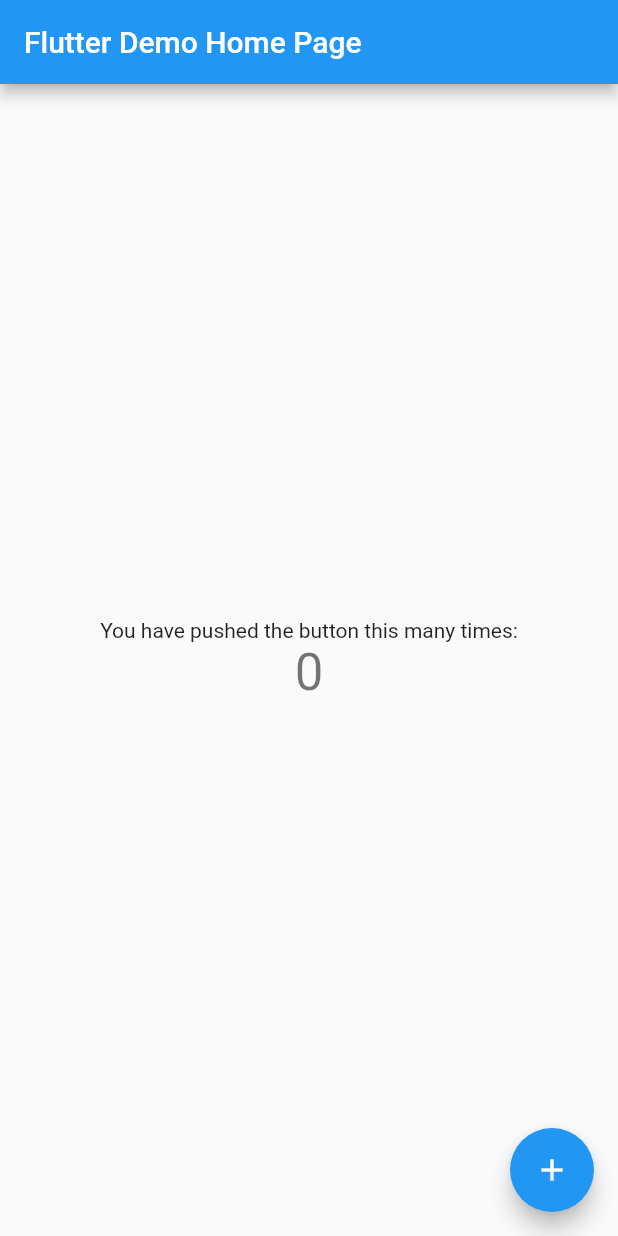
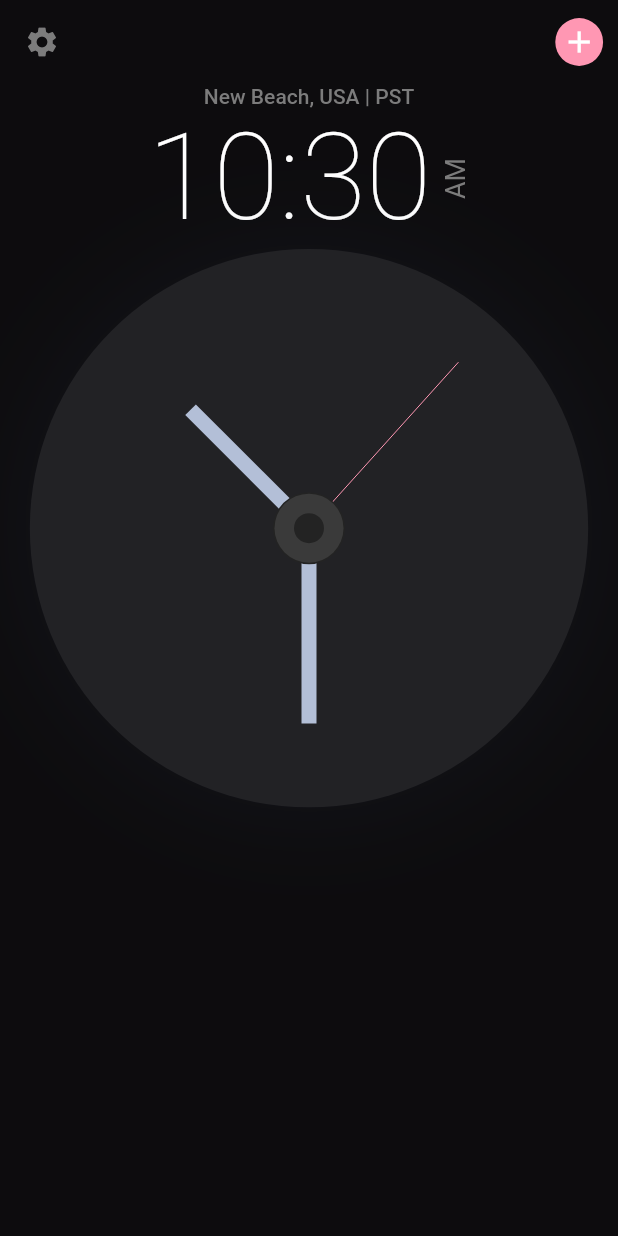
Before and after one commit to web-say/flutter_clock_theme, a Flutter app: the screen it shows after launch, on a phone screen of 412 x 824 dp. Run offline on Flutter 3.47's test engine with Material 2 defaults, Android fonts, the phone set to English and light mode, and no system bars; our stand-ins replace google_fonts.

Commit message:
Update app

```diff
--- a/lib/main.dart
+++ b/lib/main.dart
@@ -1,4 +1,6 @@
 import 'package:flutter/material.dart';
+import 'package:flutter_clock_theme/screens/home_screen.dart';
+import 'package:flutter_clock_theme/theme.dart';
 
 void main() {
   runApp(const MyApp());
@@ -11,105 +13,12 @@ class MyApp extends StatelessWidget {
   @override
   Widget build(BuildContext context) {
     return MaterialApp(
-      title: 'Flutter Demo',
-      theme: ThemeData(
-        // This is the theme of your application.
-        //
-        // Try running your application with "flutter run". You'll see the
-        // application has a blue toolbar. Then, without quitting the app, try
-        // changing the primarySwatch below to Colors.green and then invoke
-        // "hot reload" (press "r" in the console where you ran "flutter run",
-        // or simply save your changes to "hot reload" in a Flutter IDE).
-        // Notice that the counter didn't reset back to zero; the application
-        // is not restarted.
-        primarySwatch: Colors.blue,
-      ),
-      home: const MyHomePage(title: 'Flutter Demo Home Page'),
+      debugShowCheckedModeBanner: false,
+      title: 'Analog Clock',
+      theme: themeData(context),
+      darkTheme: darkThemeData(context),
+      themeMode: ThemeMode.dark,
+      home: HomeScreen(),
     );
   }
 }
-
-class MyHomePage extends StatefulWidget {
-  const MyHomePage({Key? key, required this.title}) : super(key: key);
-
-  // This widget is the home page of your application. It is stateful, meaning
-  // that it has a State object (defined below) that contains fields that affect
-  // how it looks.
-
-  // This class is the configuration for the state. It holds the values (in this
-  // case the title) provided by the parent (in this case the App widget) and
-  // used by the build method of the State. Fields in a Widget subclass are
-  // always marked "final".
-
-  final String title;
-
-  @override
-  State<MyHomePage> createState() => _MyHomePageState();
-}
-
-class _MyHomePageState extends State<MyHomePage> {
-  int _counter = 0;
-
-  void _incrementCounter() {
-    setState(() {
-      // This call to setState tells the Flutter framework that something has
-      // changed in this State, which causes it to rerun the build method below
-      // so that the display can reflect the updated values. If we changed
-      // _counter without calling setState(), then the build method would not be
-      // called again, and so nothing would appear to happen.
-      _counter++;
-    });
-  }
-
-  @override
-  Widget build(BuildContext context) {
-    // This method is rerun every time setState is called, for instance as done
-    // by the _incrementCounter method above.
-    //
-    // The Flutter framework has been optimized to make rerunning build methods
-    // fast, so that you can just rebuild anything that needs updating rather
-    // than having to individually change instances of widgets.
-    return Scaffold(
-      appBar: AppBar(
-        // Here we take the value from the MyHomePage object that was created by
-        // the App.build method, and use it to set our appbar title.
-        title: Text(widget.title),
-      ),
-      body: Center(
-        // Center is a layout widget. It takes a single child and positions it
-        // in the middle of the parent.
-        child: Column(
-          // Column is also a layout widget. It takes a list of children and
-          // arranges them vertically. By default, it sizes itself to fit its
-          // children horizontally, and tries to be as tall as its parent.
-          //
-          // Invoke "debug painting" (press "p" in the console, choose the
-          // "Toggle Debug Paint" action from the Flutter Inspector in Android
-          // Studio, or the "Toggle Debug Paint" command in Visual Studio Code)
-          // to see the wireframe for each widget.
-          //
-          // Column has various properties to control how it sizes itself and
-          // how it positions its children. Here we use mainAxisAlignment to
-          // center the children vertically; the main axis here is the vertical
-          // axis because Columns are vertical (the cross axis would be
-          // horizontal).
-          mainAxisAlignment: MainAxisAlignment.center,
-          children: <Widget>[
-            const Text(
-              'You have pushed the button this many times:',
-            ),
-            Text(
-              '$_counter',
-              style: Theme.of(context).textTheme.headline4,
-            ),
-          ],
-        ),
-      ),
-      floatingActionButton: FloatingActionButton(
-        onPressed: _incrementCounter,
-        tooltip: 'Increment',
-        child: const Icon(Icons.add),
-      ), // This trailing comma makes auto-formatting nicer for build methods.
-    );
-  }
-}
--- /dev/null
+++ b/lib/screens/components/body.dart
@@ -0,0 +1,29 @@
+import 'package:flutter/material.dart';
+import 'package:flutter_clock_theme/constants.dart';
+import 'package:flutter_clock_theme/screens/components/clock.dart';
+import 'package:flutter_clock_theme/screens/components/clock_painter.dart';
+import 'package:flutter_clock_theme/screens/components/time_in_hour_and_minute.dart';
+import 'package:flutter_clock_theme/size_config.dart';
+
+class Body extends StatelessWidget {
+  const Body({Key? key}) : super(key: key);
+
+  // const Body({Key? key}) : super(key: key);
+
+  @override
+  Widget build(BuildContext context) {
+    return SizedBox(
+      width: double.infinity,
+      child: Column(
+        children: [
+          Text(
+            "New Beach, USA | PST",
+            style: Theme.of(context).textTheme.bodyText1,
+          ),
+          TimeInHourAndMinute(),
+          Clock(),
+        ],
+      ),
+    );
+  }
+}
--- /dev/null
+++ b/lib/screens/components/clock.dart
@@ -0,0 +1,69 @@
+import 'dart:async';
+import 'dart:math';
+
+import 'package:flutter/material.dart';
+import 'package:flutter_clock_theme/constants.dart';
+import 'package:flutter_clock_theme/screens/components/clock_painter.dart';
+import 'package:flutter_clock_theme/size_config.dart';
+
+class Clock extends StatefulWidget {
+  Clock({Key? key}) : super(key: key);
+
+  @override
+  _ClockState createState() => _ClockState();
+}
+
+class _ClockState extends State<Clock> {
+  DateTime _dateTime = DateTime.now();
+
+  @override
+  void initState() {
+    super.initState();
+    Timer.periodic(const Duration(seconds: 1), (timer) {
+      setState(() {
+        _dateTime = DateTime.now();
+      });
+    });
+  }
+
+  @override
+  Widget build(BuildContext context) {
+    return Stack(
+      children: [
+        Padding(
+          padding: EdgeInsets.symmetric(
+            horizontal: getProportionateScreenWidth(20),
+          ),
+          child: AspectRatio(
+            aspectRatio: 1,
+            child: Container(
+              decoration: BoxDecoration(
+                color: Theme.of(context).colorScheme.surface,
+                shape: BoxShape.circle,
+                boxShadow: [
+                  BoxShadow(
+                    offset: const Offset(0, 0),
+                    color: kShadowColor.withOpacity(0.14),
+                    blurRadius: 64,
+                  ),
+                ],
+              ),
+              child: Transform.rotate(
+                angle: -pi / 2,
+                child: CustomPaint(
+                  painter: ClockPainter(context, _dateTime),
+                ),
+              ),
+            ),
+          ),
+        ),
+        // Positioned(
+        //   top: 50,
+        //   left: 0,
+        //   right: 0,
+        //   child: SvgPicture.asset(""),
+        // )
+      ],
+    );
+  }
+}
--- /dev/null
+++ b/lib/screens/components/time_in_hour_and_minute.dart
@@ -0,0 +1,48 @@
+import 'dart:async';
+import 'package:flutter/material.dart';
+import 'package:flutter_clock_theme/size_config.dart';
+
+class TimeInHourAndMinute extends StatefulWidget {
+  @override
+  _TimeInHourAndMinuteState createState() => _TimeInHourAndMinuteState();
+}
+
+class _TimeInHourAndMinuteState extends State<TimeInHourAndMinute> {
+  TimeOfDay _timeOfDay = TimeOfDay.now();
+
+  @override
+  void initState() {
+    super.initState();
+    Timer.periodic(Duration(seconds: 1), (timer) {
+      if (_timeOfDay.minute != TimeOfDay.now().minute) {
+        setState(() {
+          _timeOfDay = TimeOfDay.now();
+        });
+      }
+    });
+  }
+
+  @override
+  Widget build(BuildContext context) {
+    String _period = _timeOfDay.period == DayPeriod.am ? "AM" : "PM";
+    return Row(
+      mainAxisAlignment: MainAxisAlignment.center,
+      children: [
+        Text(
+          "${_timeOfDay.hourOfPeriod}:${_timeOfDay.minute}",
+          style: Theme.of(context).textTheme.headline1,
+        ),
+        const SizedBox(
+          width: 5,
+        ),
+        RotatedBox(
+          quarterTurns: 3,
+          child: Text(
+            _period,
+            style: TextStyle(fontSize: getProportionateScreenWidth(18)),
+          ),
+        ),
+      ],
+    );
+  }
+}
--- /dev/null
+++ b/lib/screens/home_screen.dart
@@ -0,0 +1,49 @@
+import 'package:flutter/material.dart';
+import 'package:flutter_clock_theme/screens/components/body.dart';
+import 'package:flutter_clock_theme/size_config.dart';
+
+class HomeScreen extends StatelessWidget {
+  const HomeScreen({Key? key}) : super(key: key);
+
+  @override
+  Widget build(BuildContext context) {
+    SizeConfig().init(context);
+    return Scaffold(
+      appBar: buildAppBar(context),
+      body: Body(),
+    );
+  }
+
+  AppBar buildAppBar(BuildContext context) {
+    return AppBar(
+      leading: IconButton(
+        icon: Icon(
+          Icons.settings,
+          color: Theme.of(context).iconTheme.color,
+        ),
+        onPressed: () {},
+      ),
+      actions: [buildAddButton(context)],
+    );
+  }
+
+  Padding buildAddButton(BuildContext context) {
+    return Padding(
+      padding: EdgeInsets.symmetric(
+        horizontal: getProportionateScreenWidth(10),
+      ),
+      child: InkWell(
+        child: Container(
+          width: getProportionateScreenWidth(32),
+          decoration: BoxDecoration(
+            color: Theme.of(context).primaryColor,
+            shape: BoxShape.circle,
+          ),
+          child: const Icon(
+            Icons.add,
+          ),
+        ),
+      ),
+    );
+  }
+}
--- /dev/null
+++ b/lib/size_config.dart
@@ -0,0 +1,26 @@
+import 'package:flutter/material.dart';
+
+class SizeConfig {
+  static late MediaQueryData _mediaQueryData;
+  static late double screenWidth;
+  static late double screenHeight;
+  static late double defaultSize;
+  static late Orientation orientation;
+
+  void init(BuildContext context) {
+    _mediaQueryData = MediaQuery.of(context);
+    screenWidth = _mediaQueryData.size.width;
+    screenHeight = _mediaQueryData.size.height;
+    orientation = _mediaQueryData.orientation;
+  }
+}
+
+double getProportionateScreenHeight(double inputHeight) {
+  double screenHeight = SizeConfig.screenHeight;
+  return (inputHeight / 896.0) * screenHeight;
+}
+
+double getProportionateScreenWidth(double inputWidth) {
+  double screenWidth = SizeConfig.screenWidth;
+  return (inputWidth / 414.0) * screenWidth;
+}
--- /dev/null
+++ b/lib/theme.dart
@@ -0,0 +1,48 @@
+import 'package:flutter/material.dart';
+import 'package:google_fonts/google_fonts.dart';
+
+import 'constants.dart';
+
+ThemeData themeData(BuildContext context) {
+  return ThemeData(
+    appBarTheme: appBarTheme,
+    primaryColor: kPrimaryColor,
+    scaffoldBackgroundColor: Colors.white,
+    backgroundColor: Colors.white,
+    iconTheme: const IconThemeData(color: kBodyTextColorLight),
+    primaryIconTheme: const IconThemeData(color: kPrimaryIconLightColor),
+    textTheme: GoogleFonts.latoTextTheme().copyWith(
+      bodyText1: const TextStyle(color: kBodyTextColorLight),
+      bodyText2: const TextStyle(color: kBodyTextColorLight),
+      headline4: const TextStyle(color: kTitleTextLightColor, fontSize: 32),
+      headline1: const TextStyle(color: kTitleTextLightColor, fontSize: 80),
+    ),
+    colorScheme: const ColorScheme.light(
+      secondary: kSecondaryLightColor,
+    ).copyWith(secondary: kAccentLightColor),
+  );
+}
+
+ThemeData darkThemeData(BuildContext context) {
+  return ThemeData.dark().copyWith(
+    appBarTheme: appBarTheme,
+    primaryColor: kPrimaryColor,
+    scaffoldBackgroundColor: Color(0xFF0D0C0E),
+    backgroundColor: kBackgroundDarkColor,
+    iconTheme: const IconThemeData(color: kBodyTextColorDark),
+    primaryIconTheme: const IconThemeData(color: kPrimaryIconDarkColor),
+    textTheme: GoogleFonts.latoTextTheme().copyWith(
+      bodyText1: const TextStyle(color: kBodyTextColorDark),
+      bodyText2: const TextStyle(color: kBodyTextColorDark),
+      headline4: const TextStyle(color: kTitleTextDarkColor, fontSize: 32),
+      headline1: const TextStyle(color: kTitleTextDarkColor, fontSize: 80),
+    ),
+    colorScheme: const ColorScheme.light(
+      secondary: kSecondaryDarkColor,
+      surface: kSurfaceDarkColor,
+    ).copyWith(secondary: kAccentDarkColor),
+  );
+}
+
+AppBarTheme appBarTheme =
+    const AppBarTheme(color: Colors.transparent, elevation: 0);
--- a/pubspec.yaml
+++ b/pubspec.yaml
@@ -45,6 +45,7 @@ dev_dependencies:
   # package. See that file for information about deactivating specific lint
   # rules and activating additional ones.
   flutter_lints: ^1.0.0
+  google_fonts: ^2.3.1
 
 # For information on the generic Dart part of this file, see the
 # following page: https://dart.dev/tools/pub/pubspec
```
Also changed, not shown: lib/constants.dart (added, +21 -0 lines), lib/screens/components/clock_painter.dart (added, +73 -0 lines).
